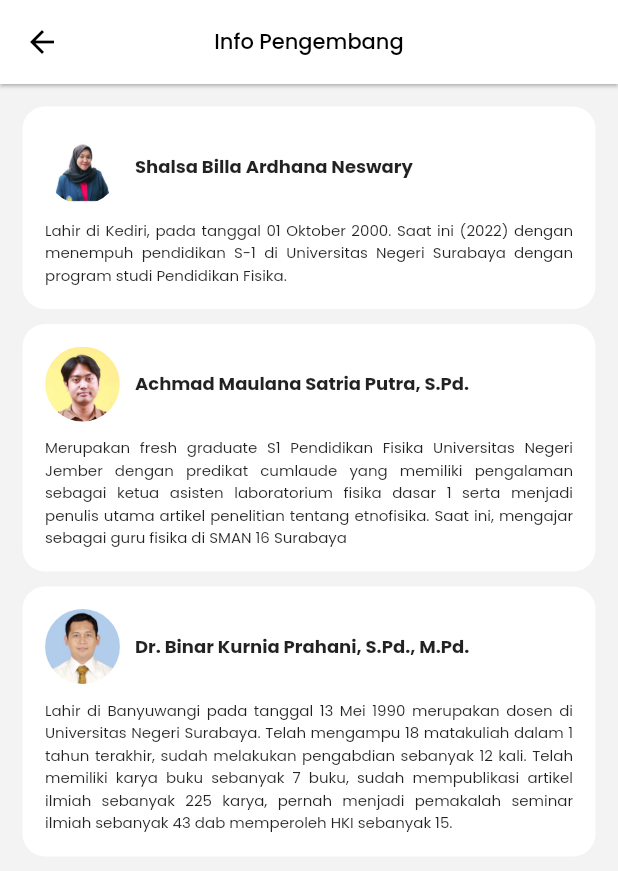
After one commit to qolbudr/phypo, a Flutter app: the screen it shows after launch, after a tap on "Info", on a phone screen of 412 x 824 dp. The commit adds this screen. Shown: the top 871 px of the screen. Run offline on Flutter 3.47's test engine with Material 2 defaults, Android fonts, the phone set to English and light mode, and no system bars; our stand-ins replace google_fonts; missing offline and left inert: flutter_pdfview; network calls fail.

Commit message:
Create info screen

```diff
--- a/lib/home.dart
+++ b/lib/home.dart
@@ -2,6 +2,7 @@ import 'package:flutter/cupertino.dart';
 import 'package:flutter/material.dart';
 import 'package:flutter/services.dart';
 import 'package:google_fonts/google_fonts.dart';
+import 'package:phypo/info.dart';
 import 'package:phypo/password_page.dart';
 import 'package:phypo/pdf_viewer.dart';
 
@@ -137,10 +138,14 @@ class Home extends StatelessWidget {
     	  							  ),
     	  							),
     	  							const SizedBox(height: 10),
-    	  							Container(
-    	  								height: 85,
-    	  								padding: const EdgeInsets.all(15),
-    	  								decoration: const BoxDecoration(
+    	  							GestureDetector(
+    	  								onTap: () => Navigator.push(context, CupertinoPageRoute(
+		    	  				  		builder: (context) => const Info()
+		    	  				  	)),
+    	  							  child: Container(
+    	  							  	height: 85,
+    	  							  	padding: const EdgeInsets.all(15),
+    	  							  	decoration: const BoxDecoration(
     		        						borderRadius: BorderRadius.all(Radius.circular(15)),
 		    		        				color: Color(0xffdec2cb),
     		        					),
@@ -167,6 +172,7 @@ class Home extends StatelessWidget {
 			    		        				),
     		        						],
     		        					),
+    	  							  ),
     	  							),
     	  						]
     	  					),
--- /dev/null
+++ b/lib/info.dart
@@ -0,0 +1,124 @@
+import 'package:flutter/material.dart';
+
+class Info extends StatelessWidget {
+  const Info({Key? key}) : super(key: key);
+
+  @override
+  Widget build(BuildContext context) {
+    return Scaffold(
+    	backgroundColor: const Color(0xfff3f3f3),
+    	appBar: AppBar(
+    		centerTitle: true,
+    		title: const Text('Info Pengembang', style: TextStyle(fontSize: 14)),
+    		backgroundColor: Colors.white,
+    		elevation: 1,
+    	),
+    	body: ListView(
+    		padding: const EdgeInsets.all(15),
+    		children: [
+    			Container(
+    				padding: const EdgeInsets.all(15),
+    				decoration: const BoxDecoration(
+  						borderRadius: BorderRadius.all(Radius.circular(15)),
+      				color: Colors.white,
+  					),
+  					child: Column(
+  						children: [
+  							Row(
+  								children: [
+  									ClipRRect(
+  										borderRadius: const BorderRadius.all(Radius.circular(50)),
+  										child: Image.asset('assets/person_1.png', width: 50)
+  									),
+  									const SizedBox(width: 10),
+  									Expanded(
+  									  child: Wrap(
+  									  	children: const [
+  									  		Text('Shalsa Billa Ardhana Neswary', style: TextStyle(fontSize: 12, fontWeight: FontWeight.w700)),
+  									  	],
+  									  ),
+  									)
+  								],
+  							),
+  							const SizedBox(height: 10),
+  							const Text(
+					  			'Lahir di Kediri, pada tanggal 01 Oktober 2000. Saat ini (2022) dengan menempuh pendidikan S-1 di Universitas Negeri Surabaya dengan program studi Pendidikan Fisika.',
+					  			style: TextStyle(fontSize: 10),
+					  			textAlign: TextAlign.justify,
+					  		)
+  						],
+  					),
+    			),
+    			const SizedBox(height: 10),
+    			Container(
+    				padding: const EdgeInsets.all(15),
+    				decoration: const BoxDecoration(
+  						borderRadius: BorderRadius.all(Radius.circular(15)),
+      				color: Colors.white,
+  					),
+  					child: Column(
+  						children: [
+  							Row(
+  								children: [
+  									ClipRRect(
+  										borderRadius: const BorderRadius.all(Radius.circular(50)),
+  										child: Image.asset('assets/person_2.png', width: 50)
+  									),
+  									const SizedBox(width: 10),
+  									Expanded(
+  									  child: Wrap(
+  									  	children: const [
+  									  		Text('Achmad Maulana Satria Putra, S.Pd.', style: TextStyle(fontSize: 12, fontWeight: FontWeight.w700)),
+  									  	],
+  									  ),
+  									)
+  								],
+  							),
+  							const SizedBox(height: 10),
+  							const Text(
+					  			'Merupakan fresh graduate S1 Pendidikan Fisika Universitas Negeri Jember dengan predikat cumlaude yang memiliki pengalaman sebagai ketua asisten laboratorium fisika dasar 1 serta menjadi penulis utama artikel penelitian tentang etnofisika. Saat ini, mengajar sebagai guru fisika di SMAN 16 Surabaya',
+					  			style: TextStyle(fontSize: 10),
+					  			textAlign: TextAlign.justify,
+					  		)
+  						],
+  					),
+    			),
+    			const SizedBox(height: 10),
+    			Container(
+    				padding: const EdgeInsets.all(15),
+    				decoration: const BoxDecoration(
+  						borderRadius: BorderRadius.all(Radius.circular(15)),
+      				color: Colors.white,
+  					),
+  					child: Column(
+  						children: [
+  							Row(
+  								children: [
+  									ClipRRect(
+  										borderRadius: const BorderRadius.all(Radius.circular(50)),
+  										child: Image.asset('assets/person_3.png', width: 50)
+  									),
+  									const SizedBox(width: 10),
+  									Expanded(
+  									  child: Wrap(
+  									  	children: const [
+  									  		Text('Dr. Binar Kurnia Prahani, S.Pd., M.Pd.', style: TextStyle(fontSize: 12, fontWeight: FontWeight.w700)),
+  									  	],
+  									  ),
+  									)
+  								],
+  							),
+  							const SizedBox(height: 10),
+  							const Text(
+					  			'Lahir di Banyuwangi pada tanggal 13 Mei 1990 merupakan dosen di Universitas Negeri Surabaya. Telah mengampu 18 matakuliah dalam 1 tahun terakhir, sudah melakukan pengabdian sebanyak 12 kali. Telah memiliki karya buku sebanyak 7 buku, sudah mempublikasi artikel ilmiah sebanyak 225 karya, pernah menjadi pemakalah seminar ilmiah sebanyak 43 dab memperoleh HKI sebanyak 15.',
+					  			style: TextStyle(fontSize: 10),
+					  			textAlign: TextAlign.justify,
+					  		)
+  						],
+  					),
+    			)
+    		],
+    	)
+    );
+  }
+}
--- a/lib/password_page.dart
+++ b/lib/password_page.dart
@@ -42,6 +42,7 @@ class _PasswordPageState extends State<PasswordPage> {
   @override
   Widget build(BuildContext context) {
     return Scaffold(
+    	backgroundColor: const Color(0xfff3f3f3),
     	body: Column(
     	  children: [
     	    Expanded(
--- a/lib/pdf_viewer.dart
+++ b/lib/pdf_viewer.dart
@@ -56,6 +56,7 @@ class _PdfViewerState extends State<PdfViewer> {
   @override
   Widget build(BuildContext context) {
     return Scaffold(
+    	backgroundColor: const Color(0xfff3f3f3),
     	appBar: AppBar(
     		centerTitle: true,
     		title: Text(widget.name, style: TextStyle(fontSize: 14)),
```
Also changed, not shown: assets/person_1.png (added), assets/person_2.png (added), assets/person_3.png (added).
